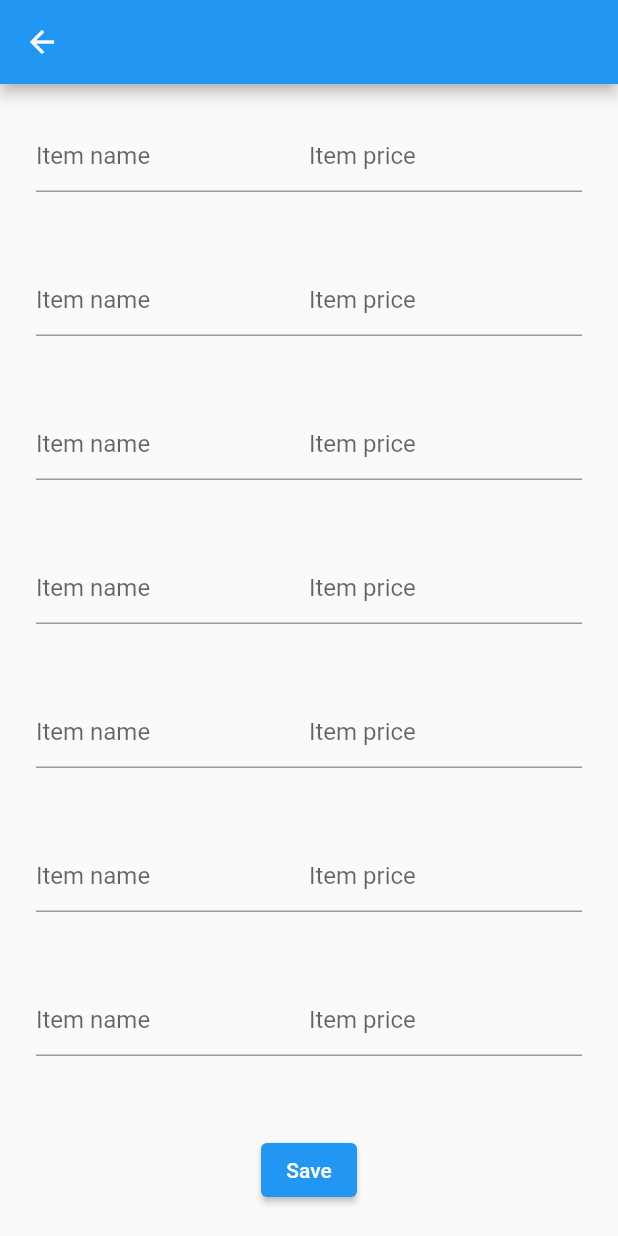
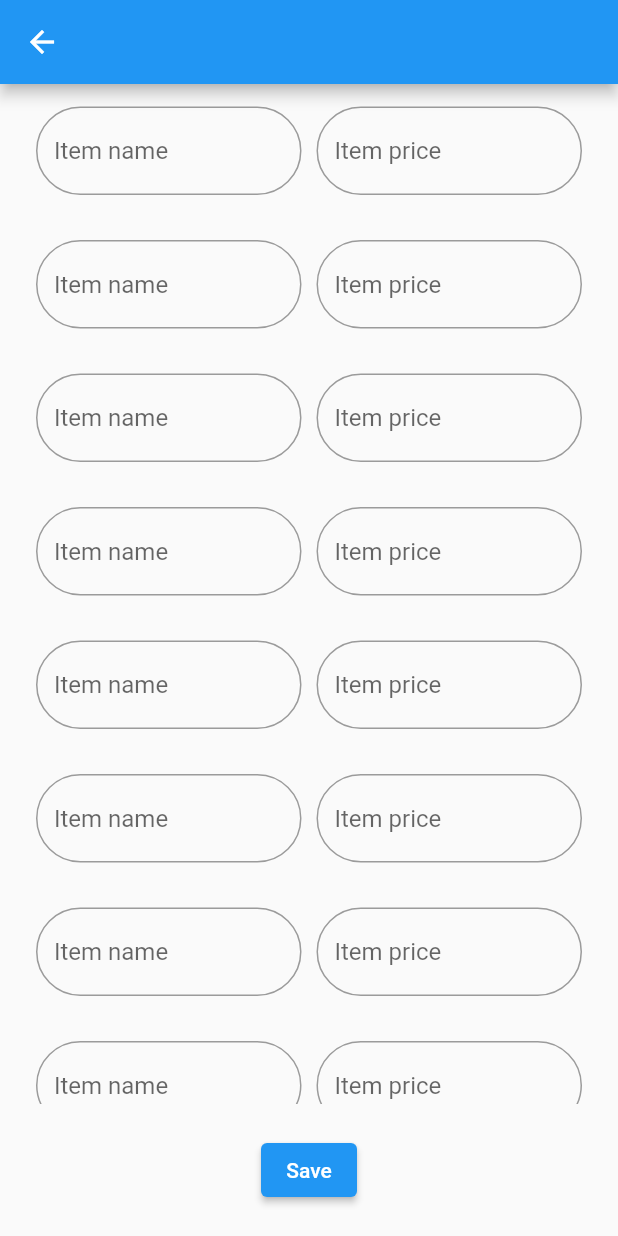
Before and after one commit to hoang1007/room-purchased, a Flutter app: the ItemListInputFieldPane screen opened directly, on a phone screen of 412 x 824 dp. Run offline on Flutter 3.47's test engine with Material 2 defaults, Android fonts, the phone set to English and light mode, and no system bars; our stand-ins replace cloud_firestore, firebase_core, month_picker_dialog; accounts and stored records are empty; generated files the repository leaves out were written again.

Commit message:
change input field to rounded style

```diff
--- a/lib/screen/home_screen/components/item_input_field/item_inputfield_widget.dart
+++ b/lib/screen/home_screen/components/item_input_field/item_inputfield_widget.dart
@@ -13,8 +13,9 @@ class ItemInputField extends StatefulWidget {
 class _ItemInputFieldState extends State<ItemInputField> {
   TextFormField _createItemNameInputField() {
     return TextFormField(
-      decoration: const InputDecoration(
-          border: UnderlineInputBorder(), hintText: "Item name"),
+      decoration: InputDecoration(
+          border: OutlineInputBorder(borderRadius: BorderRadius.circular(50)),
+          hintText: "Item name"),
       controller: widget.controller.nameInputFieldController,
       autovalidateMode: AutovalidateMode.onUserInteraction,
       validator: widget.controller.nameValidator,
@@ -23,26 +24,28 @@ class _ItemInputFieldState extends State<ItemInputField> {
 
   TextFormField _createItemPriceInputField() {
     return TextFormField(
-      decoration: const InputDecoration(
-        border: UnderlineInputBorder(),
+      decoration: InputDecoration(
+        border: OutlineInputBorder(borderRadius: BorderRadius.circular(50)),
         hintText: "Item price",
-        errorStyle: TextStyle(),
+        errorStyle: const TextStyle(),
       ),
       controller: widget.controller.priceInputFieldController,
       autovalidateMode: AutovalidateMode.onUserInteraction,
       validator: widget.controller.priceValidator,
-      keyboardType: TextInputType.number, // important line, avoid inf loop when user got emoji suggestions
+      keyboardType: TextInputType
+          .number, // important line, avoid inf loop when user got emoji suggestions
     );
   }
 
   @override
   Widget build(BuildContext context) {
     return Padding(
-        padding: const EdgeInsets.all(24),
+        padding: const EdgeInsets.only(left: 24, right: 24, top: 15, bottom: 15),
         child: Row(
           mainAxisAlignment: MainAxisAlignment.spaceBetween,
           children: [
             Expanded(child: _createItemNameInputField()),
+            const SizedBox(width: 10,),
             Expanded(child: _createItemPriceInputField()),
           ],
         ));
```
